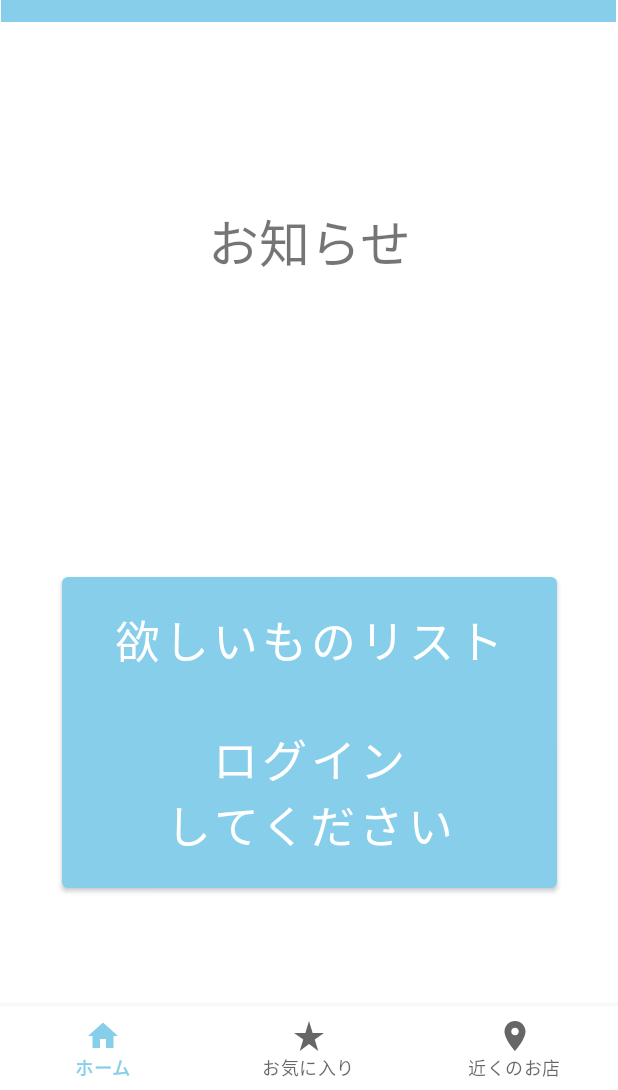
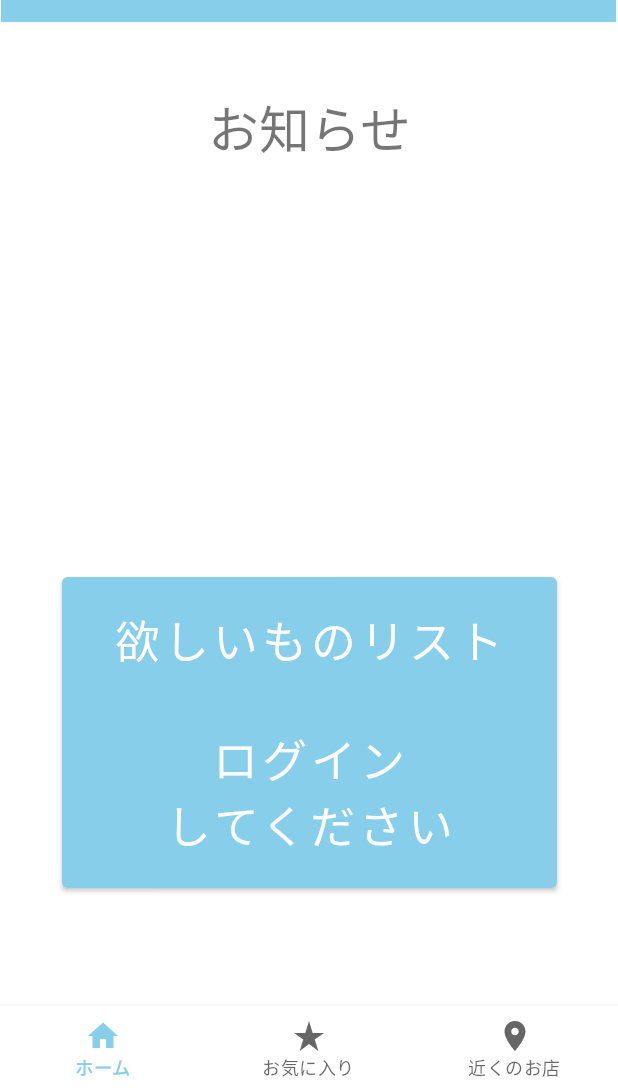
Before and after one commit to x19g001/TheBookUser, an Android app: the screen it shows after launch (MainActivity), on a phone screen of 412 x 824 dp, the part 146-1236 px from its top. Run offline under Robolectric (Android 15) with nearby library versions, the phone set to English and light mode, and no system bars; our stand-ins replace navigation-ui.

Commit message:
20211214

```diff
--- a/app/src/main/res/layout/fragment_home.xml
+++ b/app/src/main/res/layout/fragment_home.xml
@@ -24,17 +24,14 @@
         android:layout_width="wrap_content"
         android:layout_height="wrap_content"
         android:layout_marginStart="170dp"
-        android:layout_marginTop="197dp"
         android:layout_marginEnd="183dp"
-        android:layout_marginBottom="192dp"
+        android:layout_marginBottom="268dp"
         android:text="お知らせ"
         android:textSize="34sp"
         app:layout_constraintBottom_toTopOf="@+id/home_button"
         app:layout_constraintEnd_toEndOf="parent"
         app:layout_constraintHorizontal_bias="0.415"
-        app:layout_constraintStart_toStartOf="parent"
-        app:layout_constraintTop_toTopOf="parent"
-        app:layout_constraintVertical_bias="1.0" />
+        app:layout_constraintStart_toStartOf="parent" />
 
     <!--    <androidx.appcompat.widget.Toolbar-->
 <!--        android:id="@+id/toolbar"-->
```
